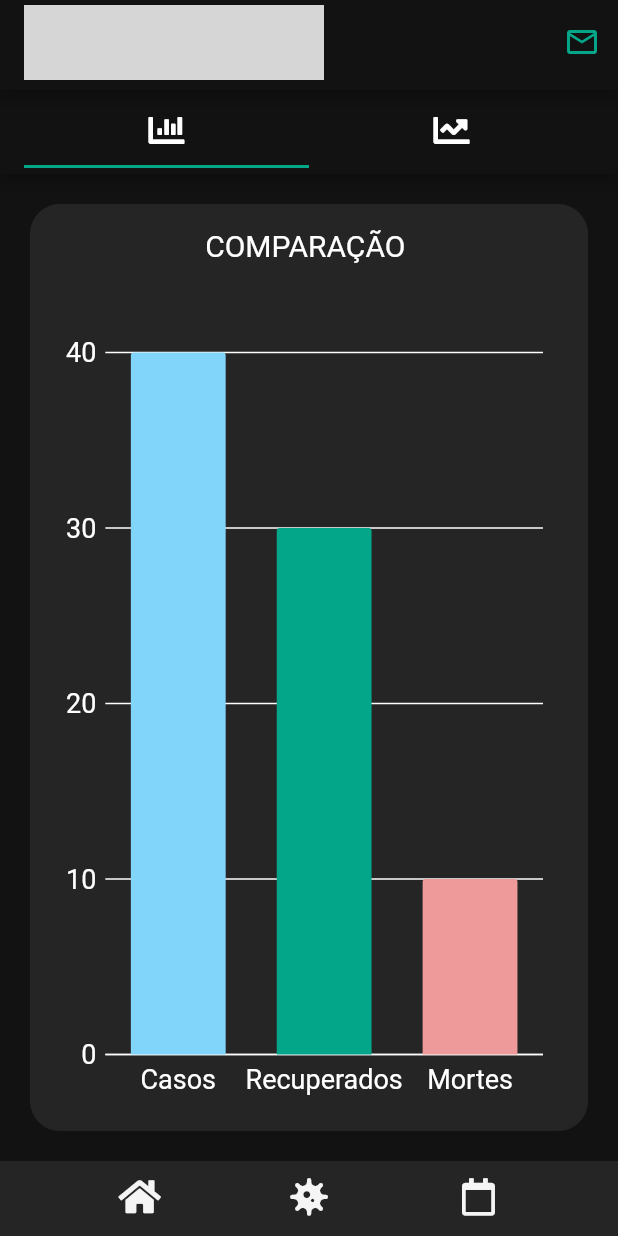
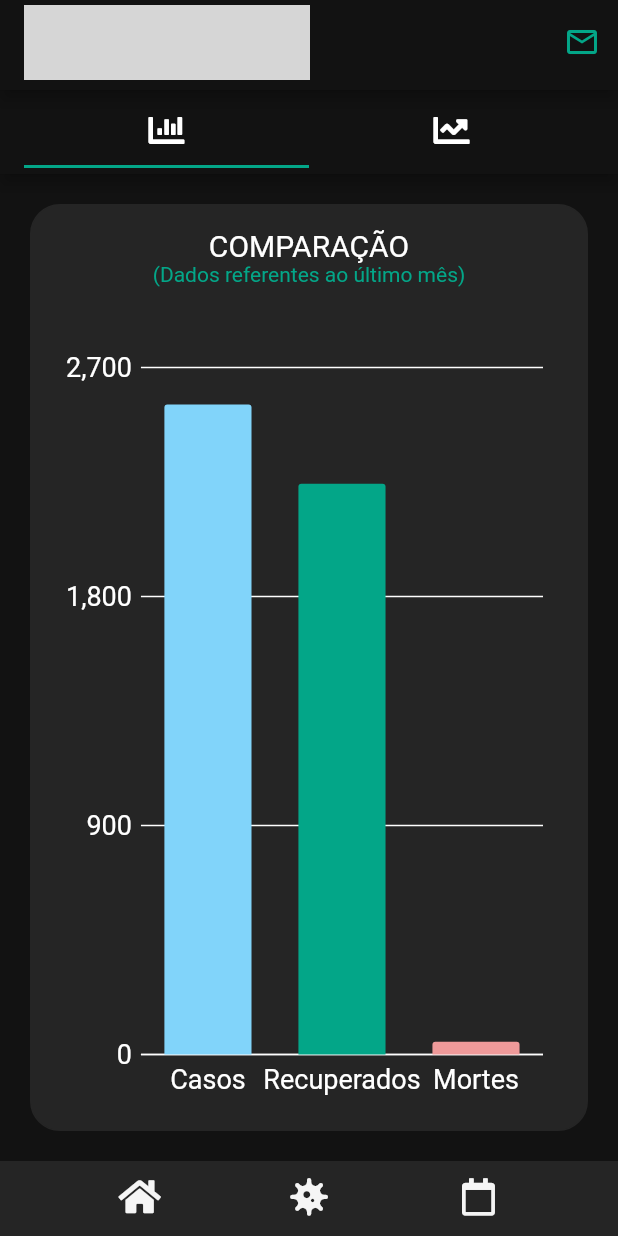
Before and after one commit to luanagribel/CoronaAlert, a Flutter app: the BoletimPage screen opened by its route, after a tap on the "bar chart" icon, on a phone screen of 412 x 824 dp. Run offline on Flutter 3.47's test engine with Material 2 defaults, Android fonts, the phone set to English and light mode, and no system bars; our stand-ins replace charts_flutter, font_awesome_flutter; missing offline and left inert: universal_html; grey boxes are pictures that could not be loaded.

Commit message:
melhorias layout + inserção de dados reais

```diff
--- a/lib/app_view.dart
+++ b/lib/app_view.dart
@@ -82,8 +82,6 @@ class _AppViewState extends State<AppView> {
           preferredSize: Size.fromHeight(60.0),
           child: AppBar(
             title: Container(
-              alignment: Alignment.center,
-              margin: EdgeInsets.fromLTRB(0, 0.0, 10.0, 0.0),
               child: Image(
                 image: AssetImage("./assets/coronaalert.png"),
                 // fit: BoxFit.fitHeight
--- a/lib/ui/boletim.dart
+++ b/lib/ui/boletim.dart
@@ -77,7 +77,7 @@ class BoletimPage extends StatelessWidget {
                   mainAxisAlignment: MainAxisAlignment.center,
                   children: [
                     Text(
-                      '193',
+                      '2555',
                       style: TextStyle(fontSize: 20, color: Colors.grey[100]),
                     ),
                   ],
@@ -119,7 +119,7 @@ class BoletimPage extends StatelessWidget {
                   mainAxisAlignment: MainAxisAlignment.center,
                   children: [
                     Text(
-                      '34',
+                      '50',
                       style: TextStyle(fontSize: 20, color: Colors.grey[100]),
                     ),
                   ],
@@ -161,7 +161,7 @@ class BoletimPage extends StatelessWidget {
                   mainAxisAlignment: MainAxisAlignment.center,
                   children: [
                     Text(
-                      '2%',
+                      '1.96%',
                       style: TextStyle(
                         fontSize: 20,
                         color: Colors.grey[100],
@@ -233,7 +233,7 @@ class BoletimPage extends StatelessWidget {
                           mainAxisAlignment: MainAxisAlignment.center,
                           children: [
                             Text(
-                              '193',
+                              '2555',
                               textAlign: TextAlign.center,
                               style: TextStyle(
                                 fontSize: 20,
@@ -281,7 +281,7 @@ class BoletimPage extends StatelessWidget {
                           mainAxisAlignment: MainAxisAlignment.center,
                           children: [
                             Text(
-                              '34',
+                              '50',
                               style: TextStyle(
                                 fontSize: 20,
                                 fontWeight: FontWeight.bold,
@@ -328,7 +328,7 @@ class BoletimPage extends StatelessWidget {
                           mainAxisAlignment: MainAxisAlignment.center,
                           children: [
                             Text(
-                              '2%',
+                              '1.96%',
                               style: TextStyle(
                                 fontSize: 20,
                                 fontWeight: FontWeight.bold,
--- a/lib/ui/graficos.dart
+++ b/lib/ui/graficos.dart
@@ -1,6 +1,7 @@
 import 'package:flutter/material.dart';
 import 'package:charts_flutter/flutter.dart' as charts;
 import 'package:font_awesome_flutter/font_awesome_flutter.dart';
+import 'package:intl/intl.dart';
 
 class GraficosPage extends StatefulWidget {
   final Widget child;
@@ -12,22 +13,22 @@ class GraficosPage extends StatefulWidget {
 
 class _GraficosState extends State<GraficosPage> {
   List<charts.Series<Data, String>> _seriesData;
-  List<charts.Series<Line, int>> _seriesLineData;
+  List<charts.Series<Line, num>> _seriesLineData;
 
   _generateData() {
     var data1 = [
-      Data('Casos', 40, Colors.lightBlue[200]),
-      Data('Recuperados', 30, Color(0xFF03A688)),
-      Data('Mortes', 10, Colors.red[200]),
+      Data('Casos', 2555, Colors.lightBlue[200]),
+      Data('Recuperados', 2243, Color(0xFF03A688)),
+      Data('Mortes', 50, Colors.red[200]),
     ];
 
     var linedata = [
-      Line(0, 45),
-      Line(1, 56),
-      Line(2, 55),
-      Line(3, 60),
-      Line(4, 61),
-      Line(5, 70),
+      Line(0, 2.34),
+      Line(1, 2.24),
+      Line(2, 2), //alterar
+      Line(3, 2.04),
+      Line(4, 1.96),
+      Line(5, 1.95), //alterar
     ];
 
     _seriesData.add(
@@ -60,9 +61,25 @@ class _GraficosState extends State<GraficosPage> {
     // TODO: implement initState
     super.initState();
     _seriesData = List<charts.Series<Data, String>>();
-    _seriesLineData = List<charts.Series<Line, int>>();
+    _seriesLineData = List<charts.Series<Line, num>>();
     _generateData();
   }
+
+  final customTickFormatter = charts.BasicNumericTickFormatterSpec((num value) {
+    if (value == 0) {
+      return "Jan";
+    } else if (value == 1) {
+      return "Fev";
+    } else if (value == 2) {
+      return "Mar";
+    } else if (value == 3) {
+      return "Abr";
+    } else if (value == 4) {
+      return "Maio";
+    } else if (value == 5) {
+      return "Jun";
+    }
+  });
 
   @override
   Widget build(BuildContext context) {
@@ -110,11 +127,21 @@ class _GraficosState extends State<GraficosPage> {
                     child: Column(
                       children: <Widget>[
                         Text(
-                          'COMPARAÇÃO \n\n',
+                          'COMPARAÇÃO',
                           style: TextStyle(
                             fontSize: 20.0,
                             color: Colors.white,
                           ),
+                        ),
+                        Text(
+                          '(Dados referentes ao último mês)',
+                          style: TextStyle(
+                            fontSize: 14,
+                            color: Color(0xFF03A688),
+                          ),
+                        ),
+                        SizedBox(
+                          height: 40,
                         ),
                         Expanded(
                           child: charts.BarChart(
@@ -174,8 +201,11 @@ class _GraficosState extends State<GraficosPage> {
                     child: Column(
                       children: <Widget>[
                         Text(
-                          'MORTALIDADE \n\n',
+                          'TAXA DE MORTALIDADE',
                           style: TextStyle(fontSize: 20.0, color: Colors.white),
+                        ),
+                        SizedBox(
+                          height: 40,
                         ),
                         Expanded(
                           child: charts.LineChart(_seriesLineData,
@@ -184,15 +214,17 @@ class _GraficosState extends State<GraficosPage> {
                               animate: true,
                               animationDuration: Duration(seconds: 3),
                               domainAxis: new charts.NumericAxisSpec(
-                                renderSpec: charts.GridlineRendererSpec(
+                                renderSpec: new charts.GridlineRendererSpec(
+                                  // Tick and Label styling here.
                                   labelStyle: new charts.TextStyleSpec(
                                       fontSize: 18, // size in Pts.
                                       color: charts.MaterialPalette.white),
-                                  /* lineStyle: charts.LineStyleSpec(
-                                      color: charts.MaterialPalette.white,
-                                      thickness: 1,
-                                    )*/
                                 ),
+                                tickProviderSpec:
+                                    charts.BasicNumericTickProviderSpec(
+                                  desiredTickCount: 6,
+                                ),
+                                tickFormatterSpec: customTickFormatter,
                               ),
                               primaryMeasureAxis: new charts.NumericAxisSpec(
                                   renderSpec: new charts.GridlineRendererSpec(
@@ -207,7 +239,7 @@ class _GraficosState extends State<GraficosPage> {
                               )),
                               behaviors: [
                                 charts.ChartTitle(
-                                  'Meses',
+                                  '',
                                   titleStyleSpec: charts.TextStyleSpec(
                                       color: charts.ColorUtil.fromDartColor(
                                           Colors.white)),
@@ -251,7 +283,7 @@ class Data {
 
 class Line {
   int mes;
-  int taxamort;
+  double taxamort;
 
   Line(this.mes, this.taxamort);
 }
--- a/pubspec.yaml
+++ b/pubspec.yaml
@@ -36,6 +36,7 @@ dependencies:
   charts_flutter: ^0.10.0
   http: ^0.13.3
   url_launcher: ^6.0.4
+  intl: ^0.17.0
 
 
 dev_dependencies:
```
Also changed, not shown: assets/coronaalert.png, pubspec.lock.
